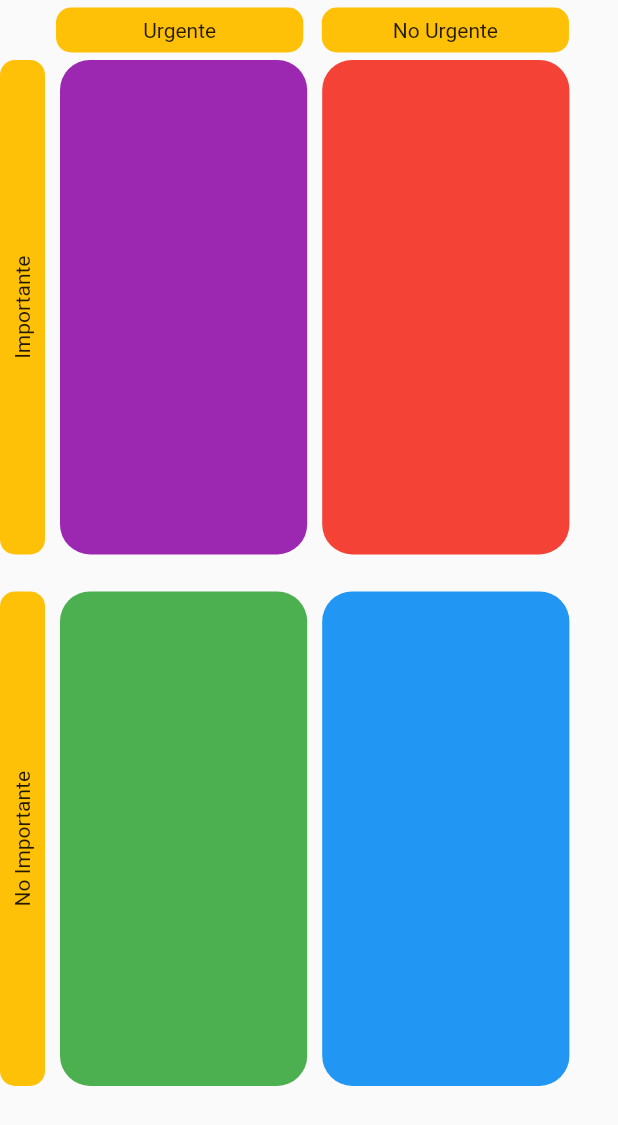
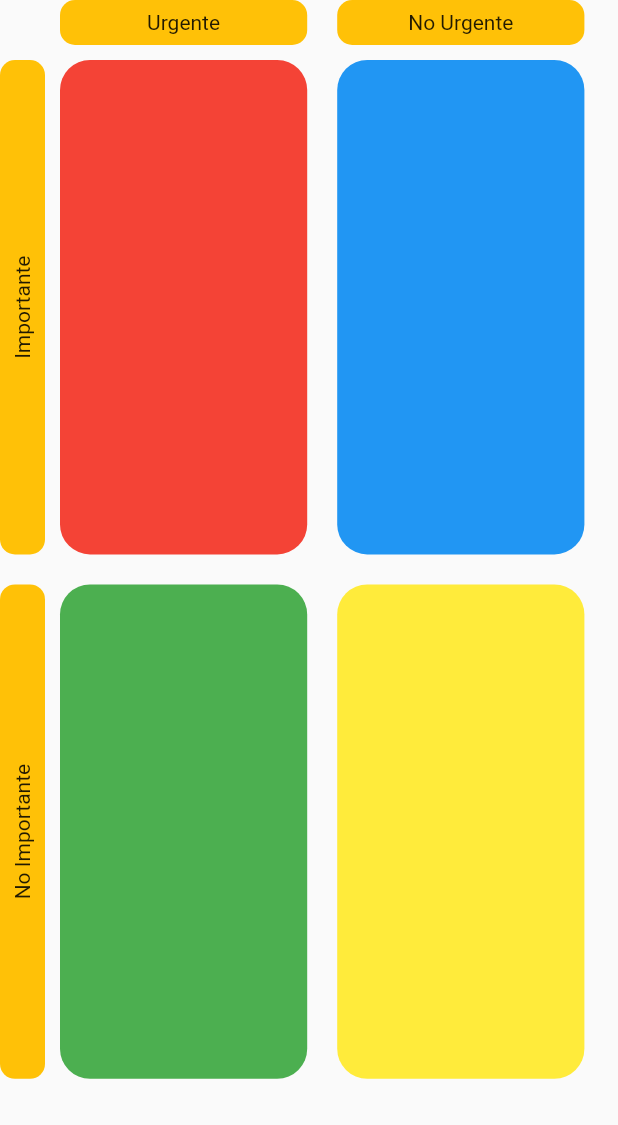
Before and after one commit to LucaCandia/QuadraTask, a Flutter app: the screen it shows after launch, on a phone screen of 412 x 824 dp. Shown: the top 1125 px of the screen. Run offline on Flutter 3.47's test engine with Material 2 defaults, Android fonts, the phone set to English and light mode, and no system bars.

Commit message:
cambio UI cuadrantes

```diff
--- a/lib/main.dart
+++ b/lib/main.dart
@@ -1,7 +1,6 @@
 import 'package:flutter/material.dart';
 import 'package:notas_cuadrantes/logica.dart';
 import 'package:notas_cuadrantes/widgets.dart';
-
 
 /*
 PrioriTask: Organiza tareas por cuadrantes de prioridad"
@@ -42,92 +41,83 @@ class Home extends StatelessWidget {
   @override
   Widget build(BuildContext context) {
     var size = MediaQuery.of(context).size;
-
     return Scaffold(
-        body: Column(
+        body: Stack(
       children: [
-        //fila para mostrar titulos: "URGENTE - NO URGENTE"
-        Row(
+        Align(
+          alignment: Alignment.topCenter,
+          child: Row(
             children: [
-            SizedBox(
-              height: 40,
-              width: 25,
-            ),
-            SizedBox(
-              width: size.width * 0.03,
-            ),
+              SizedBox(width: 40),
               NombreCuadranteHor(
                 nombre: 'Urgente',
               ),
-            SizedBox(
-              width: size.width * 0.03,
-            ),
+              SizedBox(width: 20),
               NombreCuadranteHor(
                 nombre: 'No Urgente',
               ),
-            SizedBox(
-              width: size.width * 0.03,
-            ),
             ],
           ),
-        //Fila para mostrar dos cuadrantes: urgente e imporante. no urgente e importante
-        Row(
+        ),
+        Align(
+          alignment: Alignment.centerLeft,
+          child: Column(
             children: [
+              SizedBox(height: 40),
               RotatedBox(
                 quarterTurns: 3,
                 child: NombreCuadranteVert(
                   nombre: 'Importante',
                 ),
               ),
-            SizedBox(width: 10),
-            Cuadrante(
-              //urgente e imporante
-              size: size,
-              color: Colors.purple,
-
-              quadrantNumber: 1,
-            ),
-            SizedBox(width: 10),
-            Cuadrante(
-              //no urgente e importante
-              quadrantNumber: 2,
-              size: size,
-              color: Colors.red,
-
-            ),
-          ],
-        ),
-        SizedBox(
-          height: size.height * 0.03,
-        ),
-
-        Row(
-          /*
-          Fila para mostrar dos cuadrantes: urgente y no importante. no importante y no urgente
-          */
-          children: [
+              SizedBox(height: 20),
               RotatedBox(
                 quarterTurns: 3,
                 child: NombreCuadranteVert(
                   nombre: 'No Importante',
                 ),
               ),
-            SizedBox(width: 10),
+            ],
+          ),
+        ),
+        Padding(
+          padding: const EdgeInsets.only(top: 30, left: 30),
+          child: Align(
+            alignment: Alignment.center,
+            child: Column(
+              children: [
+                Row(
+                  children: [
+                    Cuadrante(
+                      quadrantNumber: 1,
+                      size: size,
+                      color: Colors.red,
+                    ),
+                    Cuadrante(
+                      quadrantNumber: 2,
+                      size: size,
+                      color: Colors.blue,
+                    ),
+                  ],
+                ),
+                Row(
+                  children: [
                     Cuadrante(
                       quadrantNumber: 3,
                       size: size,
                       color: Colors.green,
-
                     ),
-            SizedBox(width: 10),
                     Cuadrante(
                       quadrantNumber: 4,
                       size: size,
-              color: Colors.blue,
-
+                      color: Colors.yellow,
                     ),
                   ],
                 ),
+              ],
+            ),
+          ),
+        )
       ],
     ));
   }
@@ -139,19 +129,22 @@ class Cuadrante extends StatelessWidget {
     required this.quadrantNumber,
     required this.size,
     required this.color,
-
   });
 
   final int quadrantNumber;
   final Size size;
   final Color color;
 
-
   @override
   Widget build(BuildContext context) {
-    return GestureDetector(
+    return Padding(
+      padding: const EdgeInsets.all(10.0),
+      child: GestureDetector(
         onTap: () {
-        Navigator.push(context, MaterialPageRoute(builder: (context)=> DetailScreen(quadrantNumber)));
+          Navigator.push(
+              context,
+              MaterialPageRoute(
+                  builder: (context) => DetailScreen(quadrantNumber)));
         },
         child: Container(
           //el cuadrante en si
@@ -160,6 +153,7 @@ class Cuadrante extends StatelessWidget {
           decoration: BoxDecoration(
               color: color, borderRadius: BorderRadius.circular(20)),
         ),
+      ),
     );
   }
 }
```
Lines whose indentation alone changed are shown as unchanged.
